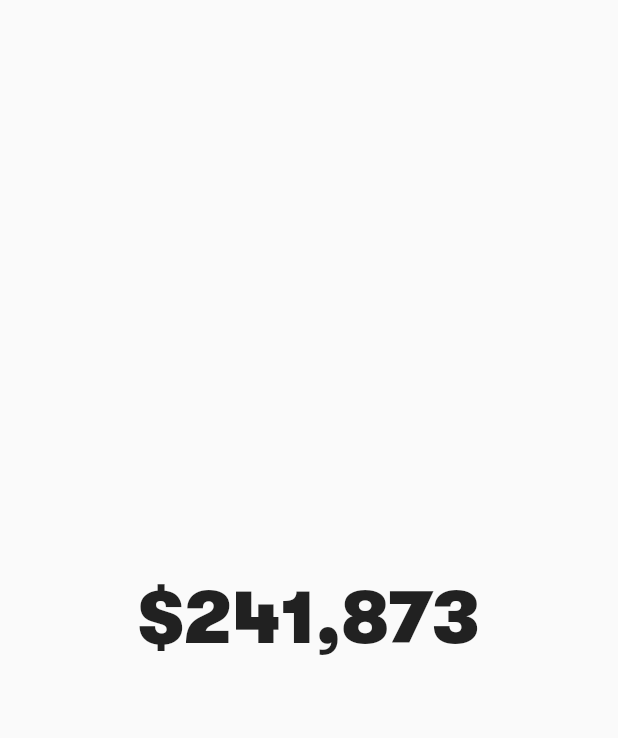
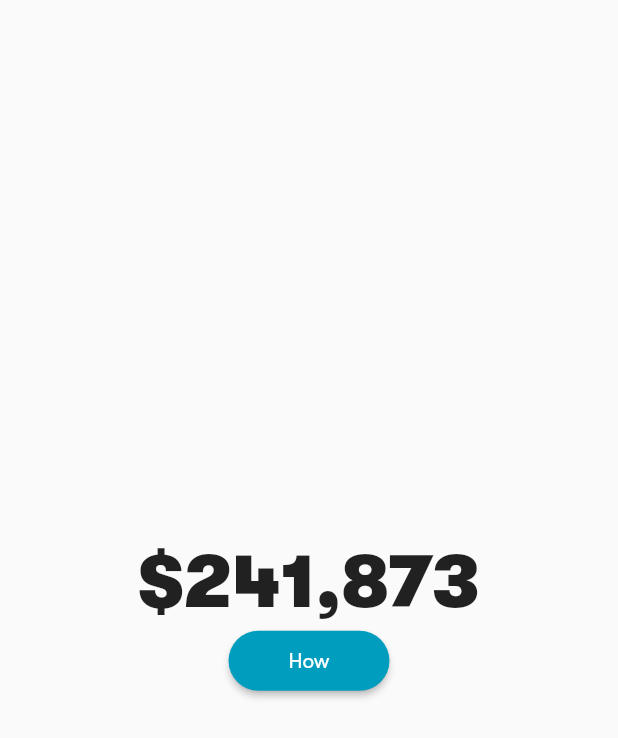
Before and after one commit to kingahmedino/block-stake-ui, a Flutter app: the screen it shows after launch, on a phone screen of 412 x 824 dp. Shown: the top 738 px of the screen. Run offline on Flutter 3.47's test engine with Material 2 defaults, Android fonts, the light colour scheme and no system bars; our stand-ins replace get.

Commit message:
Added get and theme info

```diff
--- a/lib/main.dart
+++ b/lib/main.dart
@@ -1,8 +1,20 @@
-// ignore_for_file: prefer_const_literals_to_create_immutables
+// ignore_for_file: prefer_const_literals_to_create_immutables, prefer_const_constructors
 
+import 'package:block_stake_ui/theme/constants.dart';
+import 'package:block_stake_ui/ui/home.dart';
 import 'package:flutter/material.dart';
+import 'package:flutter/services.dart';
+import 'package:get/route_manager.dart';
 
 void main() {
+  WidgetsFlutterBinding.ensureInitialized();
+  SystemChrome.setSystemUIOverlayStyle(SystemUiOverlayStyle(
+      systemNavigationBarColor:
+          Get.isDarkMode ? darkBGColor : Colors.white, // navigation bar color
+      statusBarColor:
+          Get.isDarkMode ? darkBGColor : Colors.white, // status bar color
+      statusBarIconBrightness:
+          Get.isDarkMode ? Brightness.light : Brightness.dark));
   runApp(const MyApp());
 }
 
@@ -11,38 +23,16 @@ class MyApp extends StatelessWidget {
 
   @override
   Widget build(BuildContext context) {
-    return MaterialApp(
+    return GetMaterialApp(
+      debugShowCheckedModeBanner: false,
       title: 'Block Stake',
-      home: const MyHomePage(),
+      theme: lightTheme,
+      darkTheme: darkTheme,
+      themeMode: ThemeMode.light,
+      initialRoute: '/home',
+      routes: {
+        '/home': (context) => Home(),
+      },
     );
   }
 }
-
-class MyHomePage extends StatefulWidget {
-  const MyHomePage({Key? key}) : super(key: key);
-
-  @override
-  State<MyHomePage> createState() => _MyHomePageState();
-}
-
-class _MyHomePageState extends State<MyHomePage> {
-  @override
-  Widget build(BuildContext context) {
-    return Scaffold(
-      body: Center(
-        child: Column(
-          mainAxisAlignment: MainAxisAlignment.center,
-          children: <Widget>[
-            const Text(
-              '\$241,873',
-              style: TextStyle(
-                  fontFamily: 'GTWalsheimPro',
-                  fontWeight: FontWeight.w900,
-                  fontSize: 50.0),
-            ),
-          ],
-        ),
-      ),
-    );
-  }
-}
--- /dev/null
+++ b/lib/theme/constants.dart
@@ -0,0 +1,134 @@
+// ignore_for_file: prefer_const_constructors
+
+import 'package:flutter/material.dart';
+import 'package:flutter/services.dart';
+import 'package:get/get.dart';
+
+const primaryColor = Color(0xff009dbf);
+const darkBGColor = Color(0xff06283D);
+
+MaterialColor createMaterialColor(Color color) {
+  List strengths = <double>[.05];
+  Map<int, Color> swatch = {};
+  final int r = color.red, g = color.green, b = color.blue;
+
+  for (int i = 1; i < 10; i++) {
+    strengths.add(0.1 * i);
+  }
+  for (var strength in strengths) {
+    final double ds = 0.5 - strength;
+    swatch[(strength * 1000).round()] = Color.fromRGBO(
+      r + ((ds < 0 ? r : (255 - r)) * ds).round(),
+      g + ((ds < 0 ? g : (255 - g)) * ds).round(),
+      b + ((ds < 0 ? b : (255 - b)) * ds).round(),
+      1,
+    );
+  }
+  return MaterialColor(color.value, swatch);
+}
+
+final lightTheme = ThemeData(
+  brightness: Brightness.light,
+  fontFamily: 'GTWalsheimPro',
+  primarySwatch: createMaterialColor(primaryColor),
+  elevatedButtonTheme: ElevatedButtonThemeData(
+    style: ButtonStyle(
+      backgroundColor: MaterialStateProperty.all(primaryColor),
+      textStyle: MaterialStateProperty.all(
+        TextStyle(fontFamily: 'GTWalsheimPro'),
+      ),
+      padding: MaterialStateProperty.all(
+        EdgeInsets.symmetric(vertical: 12.0, horizontal: 40.0),
+      ),
+      shape: MaterialStateProperty.all(
+        RoundedRectangleBorder(
+          borderRadius: BorderRadius.circular(
+            20.0,
+          ),
+        ),
+      ),
+    ),
+  ),
+  inputDecorationTheme: InputDecorationTheme(
+    labelStyle: TextStyle(color: primaryColor),
+    border: OutlineInputBorder(
+      borderRadius: BorderRadius.circular(10.0),
+      borderSide: BorderSide(
+        width: 3.0,
+        color: Colors.grey,
+      ),
+    ),
+    focusedBorder: OutlineInputBorder(
+      borderRadius: BorderRadius.circular(10.0),
+      borderSide: BorderSide(
+        width: 3.0,
+        color: primaryColor,
+      ),
+    ),
+  ),
+);
+
+final darkTheme = ThemeData(
+  brightness: Brightness.dark,
+  fontFamily: 'GTWalsheimPro',
+  primarySwatch: createMaterialColor(primaryColor),
+  scaffoldBackgroundColor: darkBGColor,
+  elevatedButtonTheme: ElevatedButtonThemeData(
+    style: ButtonStyle(
+      backgroundColor: MaterialStateProperty.all(primaryColor),
+      textStyle: MaterialStateProperty.all(
+        TextStyle(fontFamily: 'GTWalsheimPro'),
+      ),
+      padding: MaterialStateProperty.all(
+        EdgeInsets.symmetric(vertical: 12.0, horizontal: 40.0),
+      ),
+      shape: MaterialStateProperty.all(
+        RoundedRectangleBorder(
+          borderRadius: BorderRadius.circular(
+            20.0,
+          ),
+        ),
+      ),
+    ),
+  ),
+  inputDecorationTheme: InputDecorationTheme(
+    border: OutlineInputBorder(
+      borderRadius: BorderRadius.circular(10.0),
+      borderSide: BorderSide(
+        width: 3.0,
+        color: Colors.white,
+      ),
+    ),
+    focusedBorder: OutlineInputBorder(
+      borderRadius: BorderRadius.circular(10.0),
+      borderSide: BorderSide(
+        width: 3.0,
+        color: primaryColor,
+      ),
+    ),
+  ),
+);
+
+toggleMode() {
+  Get.changeThemeMode(
+    Get.isDarkMode ? ThemeMode.light : ThemeMode.dark,
+  );
+
+  if (Get.isDarkMode) {
+    SystemChrome.setSystemUIOverlayStyle(
+      SystemUiOverlayStyle(
+        systemNavigationBarColor: Colors.white,
+        statusBarColor: Colors.white,
+        statusBarIconBrightness: Brightness.dark,
+      ),
+    );
+  } else {
+    SystemChrome.setSystemUIOverlayStyle(
+      SystemUiOverlayStyle(
+        systemNavigationBarColor: darkBGColor,
+        statusBarColor: darkBGColor,
+        statusBarIconBrightness: Brightness.light,
+      ),
+    );
+  }
+}
--- /dev/null
+++ b/lib/ui/home.dart
@@ -0,0 +1,41 @@
+// ignore_for_file: prefer_const_literals_to_create_immutables, prefer_const_constructors
+
+import 'package:block_stake_ui/theme/constants.dart';
+import 'package:flutter/material.dart';
+
+class Home extends StatefulWidget {
+  const Home({Key? key}) : super(key: key);
+
+  @override
+  State<Home> createState() => _HomeState();
+}
+
+class _HomeState extends State<Home> {
+  @override
+  Widget build(BuildContext context) {
+    return Scaffold(
+      body: Center(
+        child: Column(
+          mainAxisAlignment: MainAxisAlignment.center,
+          children: <Widget>[
+            const Text(
+              '\$241,873',
+              style: TextStyle(
+                  fontFamily: 'GTWalsheimPro',
+                  fontWeight: FontWeight.w900,
+                  fontSize: 50.0),
+            ),
+            SizedBox(
+              child: ElevatedButton(
+                onPressed: () {
+                  toggleMode();
+                },
+                child: Text('How'),
+              ),
+            ),
+          ],
+        ),
+      ),
+    );
+  }
+}
--- a/pubspec.yaml
+++ b/pubspec.yaml
@@ -36,6 +36,7 @@ dependencies:
   url_launcher: ^6.1.6
   walletconnect_dart: ^0.0.11
   web3dart: ^2.3.5
+  get: ^4.6.5
 
 dev_dependencies:
   flutter_test:
```
Also changed, not shown: pubspec.lock.
